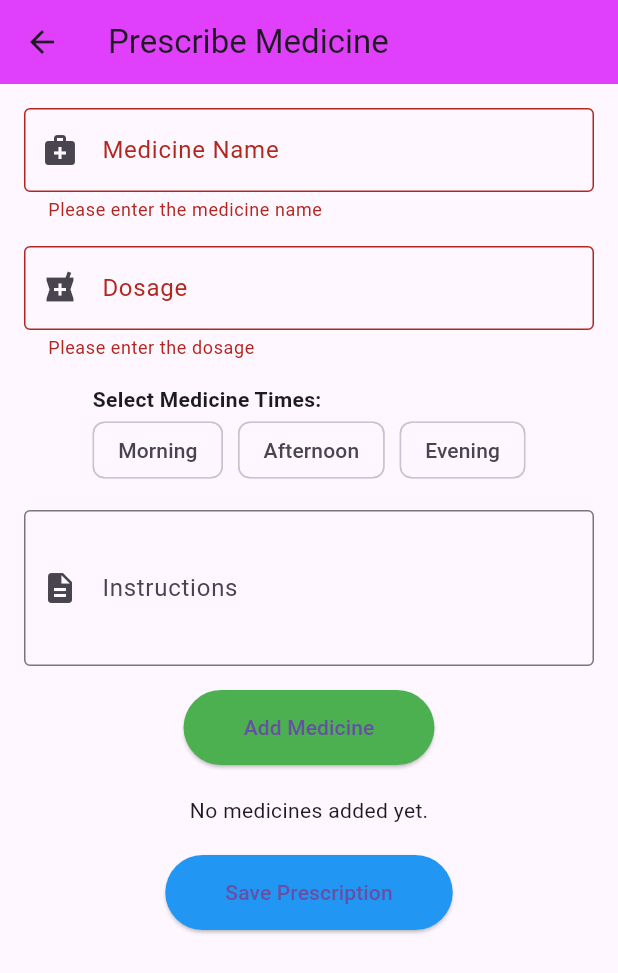
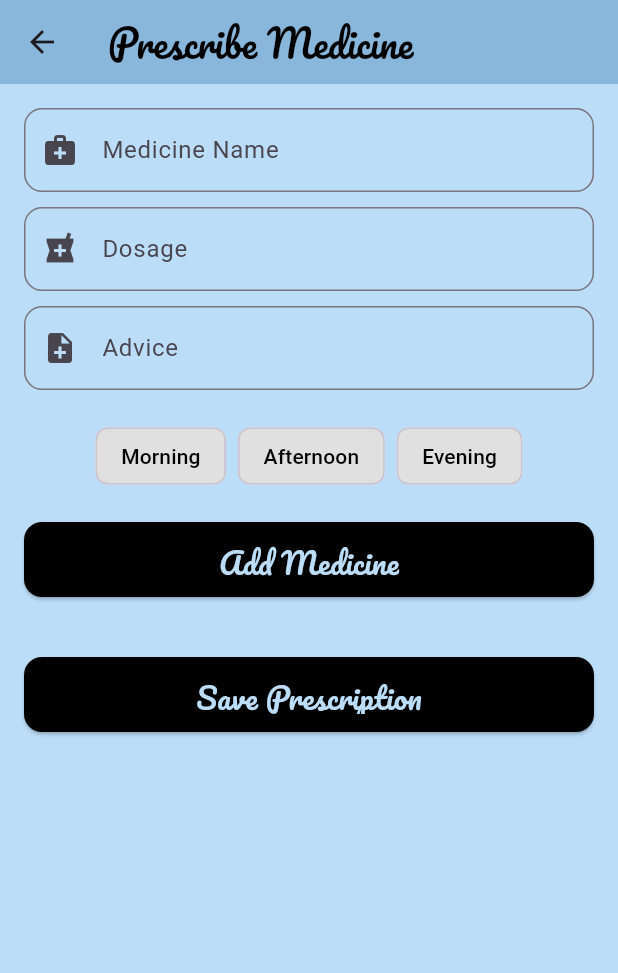
Before and after one commit to Mashu-wq/Smart-Doctor-Patient-Communication---Prescription-automation, a Flutter app: the PrescriptionFormScreen screen opened directly with empty values, after a tap on "Add Medicine", on a phone screen of 412 x 824 dp. Shown: the top 973 px of the screen. Run offline on Flutter 3.47's test engine with Material 3 defaults, Android fonts, the phone set to English and light mode, and no system bars; our stand-ins replace cloud_firestore, firebase_auth, firebase_core, firebase_storage, flutter_rating_bar, flutter_riverpod and 5 more; missing offline and left inert: flutter_webrtc; accounts and stored records are empty.

Commit message:
fix the error

```diff
--- a/lib/features/home/patient/presentation/screens/prescription/prescribe_medicine.dart
+++ b/lib/features/home/patient/presentation/screens/prescription/prescribe_medicine.dart
@@ -1,97 +1,44 @@
 import 'package:cloud_firestore/cloud_firestore.dart';
 import 'package:flutter/material.dart';
+import 'package:medisafe/core/components.dart';
+import 'package:medisafe/core/primary_color.dart';
 
 class PrescriptionFormScreen extends StatefulWidget {
   final String patientId;
+  final String appointmentId;
+  final String doctorId; // <-- add doctorId for appointment update
+  final String doctorName; // <-- add doctorName for notification
 
   const PrescriptionFormScreen({
     super.key,
     required this.patientId,
+    required this.appointmentId,
+    required this.doctorId,
+    required this.doctorName,
   });
 
   @override
-  _PrescriptionFormScreenState createState() => _PrescriptionFormScreenState();
+  State<PrescriptionFormScreen> createState() => _PrescriptionFormScreenState();
 }
 
 class _PrescriptionFormScreenState extends State<PrescriptionFormScreen> {
-  final _formKey = GlobalKey<FormState>();
-
-  // Controllers for the "current" medicine entry.
   final TextEditingController _medicineController = TextEditingController();
   final TextEditingController _dosageController = TextEditingController();
   final TextEditingController _adviceController = TextEditingController();
 
-  // List to store added medicine entries.
   final List<Map<String, dynamic>> _medicines = [];
 
-  // Available time options.
-  final List<String> _timeOptions = ['Morning', 'Afternoon', 'Evening'];
-
-  // Map to track which times are selected for the current entry.
-  Map<String, bool> _selectedTimes = {
+  final _timeOptions = ['Morning', 'Afternoon', 'Evening'];
+  final Map<String, bool> _selectedTimes = {
     'Morning': false,
     'Afternoon': false,
     'Evening': false,
   };
 
-  @override
-  void dispose() {
-    _medicineController.dispose();
-    _dosageController.dispose();
-    _adviceController.dispose();
-    super.dispose();
-  }
-
-  // Add a medicine entry to the list.
-  void _addMedicine() {
-    if (_formKey.currentState!.validate()) {
-      // Get selected times as a list.
-      List<String> selectedTimeList = _selectedTimes.entries
-          .where((entry) => entry.value)
-          .map((entry) => entry.key)
-          .toList();
-
-      if (selectedTimeList.isEmpty) {
-        ScaffoldMessenger.of(context).showSnackBar(
-          const SnackBar(content: Text('Please select at least one time')),
-        );
-        return;
-      }
-
-      setState(() {
-        _medicines.add({
-          'medicine': _medicineController.text.trim(),
-          'dosage': _dosageController.text.trim(),
-          'times': selectedTimeList,
-          'advice': _adviceController.text.trim(),
-        });
-      });
-
-      // Clear the input fields and reset time selections.
-      _medicineController.clear();
-      _dosageController.clear();
-      _adviceController.clear();
-      _selectedTimes = {
-        for (var time in _timeOptions) time: false,
-      };
-
-      ScaffoldMessenger.of(context).showSnackBar(
-        const SnackBar(content: Text('Medicine added!')),
-      );
-    }
-  }
-
-  // Save the prescription to Firestore.
   Future<void> _savePrescription() async {
-    if (_medicines.isEmpty) {
-      ScaffoldMessenger.of(context).showSnackBar(
-        const SnackBar(content: Text('Please add at least one medicine')),
-      );
-      return;
-    }
+    if (_medicines.isEmpty) return;
 
     try {
-      // Create a new document in the patient's "prescriptions" subcollection.
       final docRef = FirebaseFirestore.instance
           .collection('patients')
           .doc(widget.patientId)
@@ -101,173 +48,194 @@ class _PrescriptionFormScreenState extends State<PrescriptionFormScreen> {
       await docRef.set({
         'timestamp': FieldValue.serverTimestamp(),
         'medicines': _medicines,
+        'doctorId': widget.doctorId, // ✅ add this line
+        'doctorName': widget.doctorName, // ✅ add this line
       });
 
-      // Clear the local medicine list after saving.
-      setState(() {
-        _medicines.clear();
+      // ✅ Mark appointment as visited
+      await FirebaseFirestore.instance
+          .collection('appointments')
+          .doc(widget.appointmentId)
+          .update({'status': 'Visited'});
+
+      // ✅ Create notification with doctorId
+      await FirebaseFirestore.instance.collection('notifications').add({
+        'type': 'visited_appointment',
+        'userId': widget.patientId,
+        'doctorId': widget.doctorId,
+        'doctorName': widget.doctorName,
+        'timestamp': FieldValue.serverTimestamp(),
+        'message': 'You have visited Dr. ${widget.doctorName}',
       });
 
+      if (mounted) {
         ScaffoldMessenger.of(context).showSnackBar(
-        const SnackBar(content: Text('Prescription saved successfully')),
+          const SnackBar(content: Text('Prescription saved & Visit recorded!')),
         );
+        Navigator.pop(context);
+      }
     } catch (e) {
       ScaffoldMessenger.of(context).showSnackBar(
-        SnackBar(content: Text('Error saving prescription: $e')),
+        SnackBar(content: Text('Error: $e')),
       );
     }
   }
 
-  // Build the multi-select time selection using FilterChips.
-  Widget _buildTimeSelection() {
-    return Column(
-      crossAxisAlignment: CrossAxisAlignment.start,
+  @override
+  Widget build(BuildContext context) {
+    return Scaffold(
+      backgroundColor: AppColors.appColor,
+      appBar: AppBar(
+        title: Pacifico(text: "Prescribe Medicine", size: 25.0),
+        backgroundColor: AppColors.primaryColor,
+      ),
+      body: SingleChildScrollView(
+        padding: const EdgeInsets.all(16),
+        child: Column(
           children: [
-        const Text(
-          'Select Medicine Times:',
-          style: TextStyle(fontWeight: FontWeight.bold),
+            _buildTextField(
+              controller: _medicineController,
+              labelText: 'Medicine Name',
+              icon: Icons.medical_services,
             ),
-        Wrap(
-          spacing: 10,
-          children: _timeOptions.map((time) {
-            return FilterChip(
-              label: Text(time),
-              selected: _selectedTimes[time]!,
-              onSelected: (selected) {
-                setState(() {
-                  _selectedTimes[time] = selected;
-                });
-              },
-            );
-          }).toList(),
+            const SizedBox(height: 10),
+            _buildTextField(
+              controller: _dosageController,
+              labelText: 'Dosage',
+              icon: Icons.local_pharmacy,
             ),
+            const SizedBox(height: 10),
+            _buildTextField(
+              controller: _adviceController,
+              labelText: 'Advice',
+              icon: Icons.note_add,
+            ),
+            const SizedBox(height: 20),
+            _buildTimeSelection(),
+            const SizedBox(height: 20),
+            _buildAddMedicineButton(),
+            const SizedBox(height: 20),
+            _buildMedicineList(),
+            const SizedBox(height: 20),
+            _buildSaveButton(),
           ],
+        ),
+      ),
     );
   }
 
-  // Build the list of added medicine entries.
-  Widget _buildMedicineList() {
-    if (_medicines.isEmpty) {
-      return const Text('No medicines added yet.');
+  Widget _buildTextField({
+    required TextEditingController controller,
+    required String labelText,
+    required IconData icon,
+  }) {
+    return TextFormField(
+      controller: controller,
+      decoration: InputDecoration(
+        labelText: labelText,
+        prefixIcon: Icon(icon),
+        border: OutlineInputBorder(borderRadius: BorderRadius.circular(12)),
+      ),
+    );
   }
 
-    return ListView.builder(
-      shrinkWrap: true,
-      physics: const NeverScrollableScrollPhysics(),
-      itemCount: _medicines.length,
-      itemBuilder: (context, index) {
-        final medicine = _medicines[index];
-        return Card(
-          margin: const EdgeInsets.symmetric(vertical: 8),
-          child: ListTile(
-            title: Text(medicine['medicine'] ?? ''),
-            subtitle: Text(
-              'Dosage: ${medicine['dosage']}\n'
-              'Times: ${(medicine['times'] as List).join(', ')}\n'
-              'Advice: ${medicine['advice']}',
-            ),
-            trailing: IconButton(
-              icon: const Icon(Icons.delete, color: Colors.red),
-              onPressed: () {
+  Widget _buildTimeSelection() {
+    return Wrap(
+      spacing: 8,
+      children: _timeOptions
+          .map((t) => ChoiceChip(
+                label: Text(t),
+                selected: _selectedTimes[t]!,
+                onSelected: (selected) {
                   setState(() {
-                  _medicines.removeAt(index);
+                    _selectedTimes[t] = selected;
                   });
                 },
+                backgroundColor: Colors.grey[300],
+                selectedColor: AppColors.primaryColor,
+                labelStyle: TextStyle(
+                    color: _selectedTimes[t]! ? Colors.white : Colors.black),
+              ))
+          .toList(),
+    );
+  }
+
+  Widget _buildAddMedicineButton() {
+    return SizedBox(
+      width: MediaQuery.of(context).size.width,
+      height: 50,
+      child: ElevatedButton(
+        style: ElevatedButton.styleFrom(
+          padding: const EdgeInsets.symmetric(vertical: 12, horizontal: 16),
+          backgroundColor: AppColors.buttonColor,
+          shape:
+              RoundedRectangleBorder(borderRadius: BorderRadius.circular(12)),
+        ),
+        onPressed: () {
+          List<String> times = _selectedTimes.entries
+              .where((e) => e.value)
+              .map((e) => e.key)
+              .toList();
+          if (_medicineController.text.isNotEmpty && times.isNotEmpty) {
+            setState(() {
+              _medicines.add({
+                'medicine': _medicineController.text,
+                'dosage': _dosageController.text,
+                'advice': _adviceController.text,
+                'times': times,
+              });
+              _medicineController.clear();
+              _dosageController.clear();
+              _adviceController.clear();
+              _selectedTimes.updateAll((key, value) => false);
+            });
+          }
+        },
+        child: Pacifico(
+          text: "Add Medicine",
+          size: 20.0,
+          color: AppColors.appColor,
         ),
       ),
     );
-      },
+  }
+
+  Widget _buildMedicineList() {
+    return Column(
+      children: _medicines
+          .map((m) => Card(
+                color: Colors.white,
+                elevation: 3,
+                margin: const EdgeInsets.symmetric(vertical: 8),
+                shape: RoundedRectangleBorder(
+                  borderRadius: BorderRadius.circular(12),
+                ),
+                child: ListTile(
+                  title: Text(m['medicine']),
+                  subtitle: Text(
+                      'Dosage: ${m['dosage']}\nTimes: ${(m['times'] as List).join(', ')}\nAdvice: ${m['advice']}'),
+                ),
+              ))
+          .toList(),
     );
   }
 
-  // Build the main UI.
-  @override
-  Widget build(BuildContext context) {
-    return Scaffold(
-      appBar: AppBar(
-        title: const Text('Prescribe Medicine'),
-        backgroundColor: Colors.purpleAccent,
+  Widget _buildSaveButton() {
+    return SizedBox(
+      width: MediaQuery.of(context).size.width,
+      height: 50,
+      child: ElevatedButton(
+        style: ElevatedButton.styleFrom(
+          backgroundColor: AppColors.buttonColor,
+          padding: const EdgeInsets.symmetric(vertical: 12, horizontal: 16),
+          shape:
+              RoundedRectangleBorder(borderRadius: BorderRadius.circular(12)),
         ),
-      body: SingleChildScrollView(
-        padding: const EdgeInsets.all(16),
-        child: Form(
-          key: _formKey,
-          child: Column(
-            children: [
-              // Medicine Name
-              TextFormField(
-                controller: _medicineController,
-                decoration: const InputDecoration(
-                  labelText: 'Medicine Name',
-                  prefixIcon: Icon(Icons.medical_services),
-                  border: OutlineInputBorder(),
-                ),
-                validator: (value) =>
-                    value!.isEmpty ? 'Please enter the medicine name' : null,
-              ),
-              const SizedBox(height: 16),
-
-              // Dosage
-              TextFormField(
-                controller: _dosageController,
-                decoration: const InputDecoration(
-                  labelText: 'Dosage',
-                  prefixIcon: Icon(Icons.local_pharmacy),
-                  border: OutlineInputBorder(),
-                ),
-                validator: (value) =>
-                    value!.isEmpty ? 'Please enter the dosage' : null,
-              ),
-              const SizedBox(height: 16),
-
-              // Multi-select Time using FilterChips
-              _buildTimeSelection(),
-              const SizedBox(height: 16),
-
-              // Advice (Optional)
-              TextFormField(
-                controller: _adviceController,
-                decoration: const InputDecoration(
-                  labelText: 'Instructions',
-                  prefixIcon: Icon(Icons.description),
-                  border: OutlineInputBorder(),
-                ),
-                maxLines: 3,
-              ),
-              const SizedBox(height: 16),
-
-              // Add Medicine Button
-              ElevatedButton(
-                onPressed: _addMedicine,
-                style: ElevatedButton.styleFrom(
-                  backgroundColor: Colors.green,
-                  padding: const EdgeInsets.symmetric(
-                    horizontal: 40,
-                    vertical: 15,
-                  ),
-                ),
-                child: const Text('Add Medicine'),
-              ),
-              const SizedBox(height: 20),
-
-              // Display the list of added medicines.
-              _buildMedicineList(),
-              const SizedBox(height: 20),
-
-              // Save Prescription Button
-              ElevatedButton(
         onPressed: _savePrescription,
-                style: ElevatedButton.styleFrom(
-                  backgroundColor: Colors.blue,
-                  padding: const EdgeInsets.symmetric(
-                    horizontal: 40,
-                    vertical: 15,
-                  ),
-                ),
-                child: const Text('Save Prescription'),
-              ),
-            ],
-          ),
+        child: Pacifico(
+          text: "Save Prescription",
+          size: 20.0,
+          color: AppColors.appColor,
         ),
       ),
     );
--- a/lib/features/home/patient/presentation/screens/search_doctor_screen.dart
+++ b/lib/features/home/patient/presentation/screens/search_doctor_screen.dart
@@ -3,7 +3,6 @@ import 'package:flutter_riverpod/flutter_riverpod.dart';
 import 'package:medisafe/features/home/patient/presentation/controllers/search_doctor_controller.dart';
 import 'package:medisafe/features/home/patient/presentation/screens/filtered_doctors_screen.dart';
 import 'package:medisafe/models/search_filter_model.dart';
-import 'package:intl/intl.dart';
 
 class SearchDoctorScreen extends ConsumerStatefulWidget {
   const SearchDoctorScreen({super.key});
@@ -15,26 +14,26 @@ class SearchDoctorScreen extends ConsumerStatefulWidget {
 class _SearchDoctorScreenState extends ConsumerState<SearchDoctorScreen> {
   final TextEditingController _areaController = TextEditingController();
   String? _selectedCategory;
-  DateTime? _selectedDate;
+  //DateTime? _selectedDate;
 
-  void _pickDate() async {
-    DateTime? pickedDate = await showDatePicker(
-      context: context,
-      initialDate: DateTime.now(),
-      firstDate: DateTime.now(),
-      lastDate: DateTime.now().add(const Duration(days: 365)),
-    );
+  // void _pickDate() async {
+  //   DateTime? pickedDate = await showDatePicker(
+  //     context: context,
+  //     initialDate: DateTime.now(),
+  //     firstDate: DateTime.now(),
+  //     lastDate: DateTime.now().add(const Duration(days: 365)),
+  //   );
 
-    setState(() {
-      _selectedDate = pickedDate;
-    });
-    }
+  //   setState(() {
+  //     _selectedDate = pickedDate;
+  //   });
+  // }
 
   void _performSearch() {
     final filter = SearchFilter(
       area: _areaController.text,
       category: _selectedCategory,
-      date: _selectedDate,
+      //date: _selectedDate,
     );
     Navigator.push(
       context,
@@ -134,30 +133,30 @@ class _SearchDoctorScreenState extends ConsumerState<SearchDoctorScreen> {
                       fillColor: Colors.grey[100],
                     ),
                   ),
-                  const SizedBox(height: 16),
-                  const Text(
-                    "Select Date",
-                    style: TextStyle(fontWeight: FontWeight.bold),
-                  ),
-                  const SizedBox(height: 8),
-                  GestureDetector(
-                    onTap: _pickDate,
-                    child: AbsorbPointer(
-                      child: TextFormField(
-                        decoration: InputDecoration(
-                          hintText: _selectedDate == null
-                              ? "Select Date"
-                              : DateFormat('yyyy-MM-dd').format(_selectedDate!),
-                          prefixIcon: const Icon(Icons.calendar_today_outlined),
-                          border: OutlineInputBorder(
-                            borderRadius: BorderRadius.circular(8),
-                          ),
-                          filled: true,
-                          fillColor: Colors.grey[100],
-                        ),
-                      ),
-                    ),
-                  ),
+                  // const SizedBox(height: 16),
+                  // const Text(
+                  //   "Select Date",
+                  //   style: TextStyle(fontWeight: FontWeight.bold),
+                  // ),
+                  // const SizedBox(height: 8),
+                  // GestureDetector(
+                  //   onTap: _pickDate,
+                  //   child: AbsorbPointer(
+                  //     child: TextFormField(
+                  //       decoration: InputDecoration(
+                  //         hintText: _selectedDate == null
+                  //             ? "Select Date"
+                  //             : DateFormat('yyyy-MM-dd').format(_selectedDate!),
+                  //         prefixIcon: const Icon(Icons.calendar_today_outlined),
+                  //         border: OutlineInputBorder(
+                  //           borderRadius: BorderRadius.circular(8),
+                  //         ),
+                  //         filled: true,
+                  //         fillColor: Colors.grey[100],
+                  //       ),
+                  //     ),
+                  //   ),
+                  // ),
                 ],
               ),
             ),
```
Lines whose indentation alone changed are shown as unchanged.
